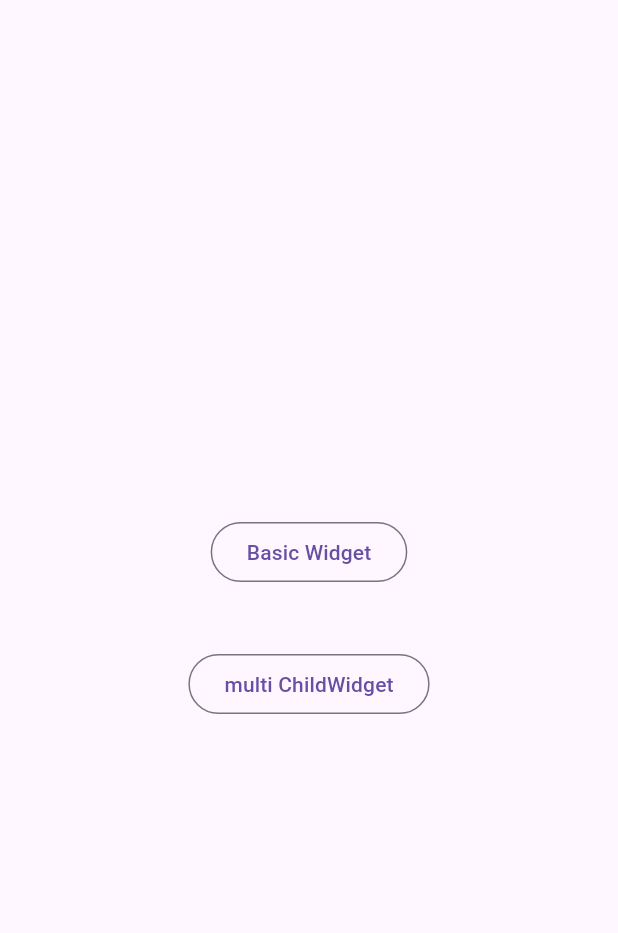
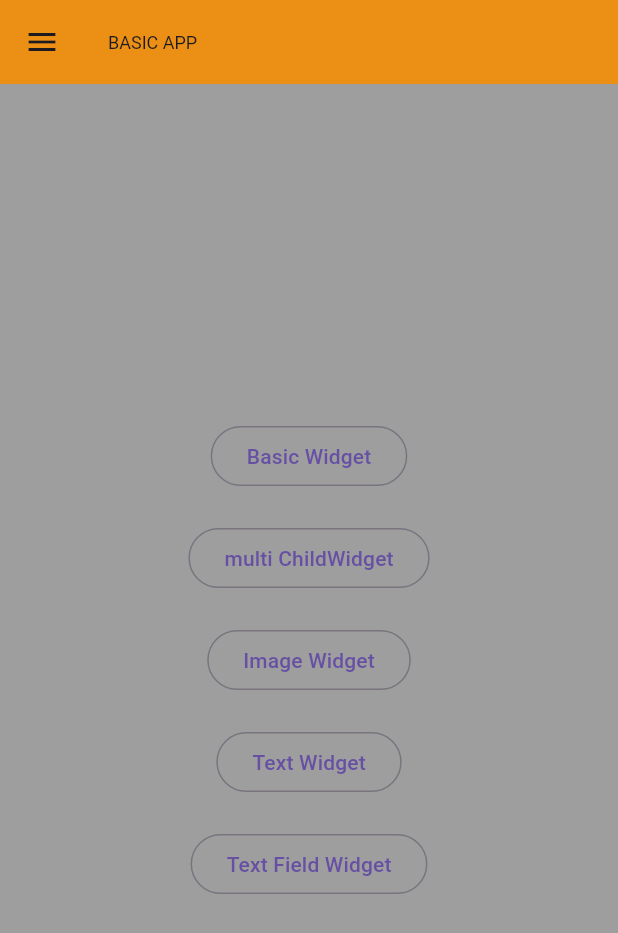
Before and after one commit to Pai5020/Basics-1, a Flutter app: the screen it shows after launch, on a phone screen of 412 x 824 dp. Shown: the top 933 px of the screen. Run offline on Flutter 3.47's test engine with Material 3 defaults, Android fonts, the phone set to English and light mode, and no system bars.

Commit message:
Second commit

```diff
--- a/myapp/lib/Screens/home.dart
+++ b/myapp/lib/Screens/home.dart
@@ -4,6 +4,21 @@ class HomeButton extends StatelessWidget {
   @override
   Widget build(BuildContext context) {
     return Scaffold(
+        backgroundColor: Colors.grey,
+        appBar: AppBar(
+          backgroundColor: Colors.orange,
+          elevation: 10,
+          title: Text(
+            'BASIC APP',
+            style: TextStyle(fontSize: 12.0),
+          ),
+          leading: IconButton(
+            onPressed: () {
+              print("Button pressed!!");
+            },
+            icon: Icon(Icons.menu),
+          ),
+        ),
         body: Center(
           child: Column(
             mainAxisAlignment: MainAxisAlignment.center,
@@ -16,7 +31,7 @@ class HomeButton extends StatelessWidget {
                     "Basic Widget",
                   )),
               SizedBox(
-            height: 40,
+                height: 20,
               ),
               OutlinedButton(
                   onPressed: () {
@@ -24,6 +39,36 @@ class HomeButton extends StatelessWidget {
                   },
                   child: Text(
                     "multi ChildWidget",
+                  )),
+              SizedBox(
+                height: 20,
+              ),
+              OutlinedButton(
+                  onPressed: () {
+                    Navigator.pushNamed(context, '/imageWidget');
+                  },
+                  child: Text(
+                    "Image Widget",
+                  )),
+              SizedBox(
+                height: 20,
+              ),
+              OutlinedButton(
+                  onPressed: () {
+                    Navigator.pushNamed(context, '/textWidget');
+                  },
+                  child: Text(
+                    "Text Widget",
+                  )),
+              SizedBox(
+                height: 20,
+              ),
+              OutlinedButton(
+                  onPressed: () {
+                    Navigator.pushNamed(context, '/textFieldWidget');
+                  },
+                  child: Text(
+                    "Text Field Widget",
                   ))
             ],
           ),
--- a/myapp/lib/Screens/multiChildWidget.dart
+++ b/myapp/lib/Screens/multiChildWidget.dart
@@ -10,14 +10,14 @@ class Multichildwidget extends StatelessWidget {
         color: Colors.grey,
         child: Column(children: <Widget>[
           Container(
-              width: 250,
+              width: 100,
               height: 100,
-              color: Colors.green,
+              color: Colors.blue,
               padding: EdgeInsets.all(2),
               margin: EdgeInsets.all(100),
               child: Center(
                 child: Text(
-                  "COlumn MultiWidget",
+                  "COlumn Multi Child Widget",
                   style: TextStyle(
                     fontSize: 12.0, // Set the font size here
                   ),
--- a/myapp/lib/app.dart
+++ b/myapp/lib/app.dart
@@ -1,4 +1,7 @@
 import 'package:flutter/material.dart';
+import 'package:myapp/Screens/imageWidget.dart';
+import 'package:myapp/Screens/textFieldWidget.dart';
+import 'package:myapp/Screens/textWidget.dart';
 import 'Screens/basicWidget.dart';
 import 'Screens/home.dart';
 import 'Screens/multiChildWidget.dart';
@@ -6,10 +9,16 @@ import 'Screens/multiChildWidget.dart';
 class App extends StatelessWidget {
   @override
   Widget build(BuildContext context) {
-    return MaterialApp(title: 'Basics-1', routes: {
-      '/': (context) => HomeButton(),
-      '/basicWidget': (context) => BasicWidget(),
-      '/multiChildWidget': (context) => Multichildwidget()
-    });
+    return MaterialApp(
+      title: 'Basics-1',
+      routes: {
+        '/': (context) => HomeButton(),
+        '/basicWidget': (context) => BasicWidget(),
+        '/multiChildWidget': (context) => Multichildwidget(),
+        '/imageWidget': (context) => Imagewidget(),
+        '/textWidget': (context) => Textwidget(),
+        '/textFieldWidget': (context) => Textfieldwidget()
+      },
+    );
   }
 }
--- a/myapp/pubspec.yaml
+++ b/myapp/pubspec.yaml
@@ -52,6 +52,10 @@ dev_dependencies:
 
 # The following section is specific to Flutter packages.
 flutter:
+  fonts:
+    - family: First Font
+      fonts:
+        - asset:  fonts/Lobster-Regular.ttf
 
   # The following line ensures that the Material Icons font is
   # included with your application, so that you can use the icons in
```
Also changed, not shown: myapp/lib/Screens/imageWidget.dart (added, +36 -0 lines), myapp/lib/Screens/textFieldWidget.dart (added, +70 -0 lines), myapp/lib/Screens/textWidget.dart (added, +21 -0 lines), myapp/fonts/Lobster-Regular.ttf (added). Lines whose indentation alone changed are shown as unchanged.
